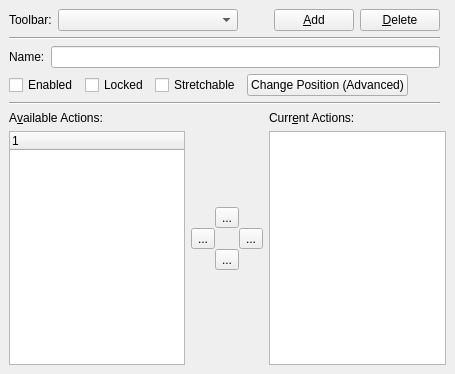
The window that src/options/opt_lookfeel_toolbars.ui (mblsha/psi) describes before a commit, drawn with Qt 5.
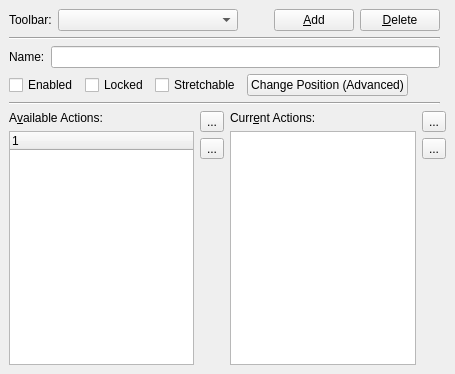
The same window after the commit. Custom widgets are drawn as their Qt base class.

Commit message: Make more room in the toolbar dialog.

Patch:
```diff
--- a/src/options/opt_lookfeel_toolbars.ui
+++ b/src/options/opt_lookfeel_toolbars.ui
@@ -68,6 +68,7 @@
        </item>
       </layout>
      </item>
+	 
      <item>
       <layout class="QVBoxLayout" >
        <property name="margin" >
@@ -77,182 +78,40 @@
         <number>6</number>
        </property>
        <item>
-        <spacer>
-         <property name="orientation" >
-          <enum>Qt::Vertical</enum>
+        <widget class="IconToolButton" name="tb_right" >
+         <property name="sizePolicy" >
+          <sizepolicy>
+           <hsizetype>4</hsizetype>
+           <vsizetype>1</vsizetype>
+           <horstretch>0</horstretch>
+           <verstretch>0</verstretch>
+          </sizepolicy>
          </property>
-         <property name="sizeType" >
-          <enum>QSizePolicy::Expanding</enum>
+         <property name="text" >
+          <string>...</string>
          </property>
-         <property name="sizeHint" >
-          <size>
-           <width>20</width>
-           <height>40</height>
-          </size>
+         <property name="psiIconName" stdset="0" >
+          <string>psi/arrowRight</string>
          </property>
-        </spacer>
+        </widget>
        </item>
        <item>
-        <layout class="QGridLayout" >
-         <property name="margin" >
-          <number>0</number>
+        <widget class="IconToolButton" name="tb_left" >
+         <property name="sizePolicy" >
+          <sizepolicy>
+           <hsizetype>4</hsizetype>
+           <vsizetype>1</vsizetype>
+           <horstretch>0</horstretch>
+           <verstretch>0</verstretch>
+          </sizepolicy>
          </property>
-         <property name="spacing" >
-          <number>0</number>
+         <property name="text" >
+          <string>...</string>
          </property>
-         <item row="2" column="0" >
-          <spacer>
-           <property name="orientation" >
-            <enum>Qt::Horizontal</enum>
-           </property>
-           <property name="sizeType" >
-            <enum>QSizePolicy::Maximum</enum>
-           </property>
-           <property name="sizeHint" >
-            <size>
-             <width>20</width>
-             <height>20</height>
-            </size>
-           </property>
-          </spacer>
-         </item>
-         <item row="0" column="1" >
-          <widget class="IconToolButton" name="tb_up" >
-           <property name="sizePolicy" >
-            <sizepolicy>
-             <hsizetype>4</hsizetype>
-             <vsizetype>1</vsizetype>
-             <horstretch>0</horstretch>
-             <verstretch>0</verstretch>
-            </sizepolicy>
-           </property>
-           <property name="text" >
-            <string>...</string>
-           </property>
-           <property name="psiIconName" stdset="0" >
-            <string>psi/arrowUp</string>
-           </property>
-          </widget>
-         </item>
-         <item row="1" column="1" >
-          <spacer>
-           <property name="orientation" >
-            <enum>Qt::Horizontal</enum>
-           </property>
-           <property name="sizeType" >
-            <enum>QSizePolicy::Maximum</enum>
-           </property>
-           <property name="sizeHint" >
-            <size>
-             <width>20</width>
-             <height>20</height>
-            </size>
-           </property>
-          </spacer>
-         </item>
-         <item row="1" column="0" >
-          <widget class="IconToolButton" name="tb_left" >
-           <property name="sizePolicy" >
-            <sizepolicy>
-             <hsizetype>4</hsizetype>
-             <vsizetype>1</vsizetype>
-             <horstretch>0</horstretch>
-             <verstretch>0</verstretch>
-            </sizepolicy>
-           </property>
-           <property name="text" >
-            <string>...</string>
-           </property>
-           <property name="psiIconName" stdset="0" >
-            <string>psi/arrowLeft</string>
-           </property>
-          </widget>
-         </item>
-         <item row="0" column="2" >
-          <spacer>
-           <property name="orientation" >
-            <enum>Qt::Horizontal</enum>
-           </property>
-           <property name="sizeType" >
-            <enum>QSizePolicy::Maximum</enum>
-           </property>
-           <property name="sizeHint" >
-            <size>
-             <width>20</width>
-             <height>20</height>
-            </size>
-           </property>
-          </spacer>
-         </item>
-         <item row="0" column="0" >
-          <spacer>
-           <property name="orientation" >
-            <enum>Qt::Horizontal</enum>
-           </property>
-           <property name="sizeType" >
-            <enum>QSizePolicy::Maximum</enum>
-           </property>
-           <property name="sizeHint" >
-            <size>
-             <width>20</width>
-             <height>20</height>
-            </size>
-           </property>
-          </spacer>
-         </item>
-         <item row="2" column="2" >
-          <spacer>
-           <property name="orientation" >
-            <enum>Qt::Horizontal</enum>
-           </property>
-           <property name="sizeType" >
-            <enum>QSizePolicy::Maximum</enum>
-           </property>
-           <property name="sizeHint" >
-            <size>
-             <width>20</width>
-             <height>20</height>
-            </size>
-           </property>
-          </spacer>
-         </item>
-         <item row="2" column="1" >
-          <widget class="IconToolButton" name="tb_down" >
-           <property name="sizePolicy" >
-            <sizepolicy>
-             <hsizetype>4</hsizetype>
-             <vsizetype>1</vsizetype>
-             <horstretch>0</horstretch>
-             <verstretch>0</verstretch>
-            </sizepolicy>
-           </property>
-           <property name="text" >
-            <string>...</string>
-           </property>
-           <property name="psiIconName" stdset="0" >
-            <string>psi/arrowDown</string>
-           </property>
-          </widget>
-         </item>
-         <item row="1" column="2" >
-          <widget class="IconToolButton" name="tb_right" >
-           <property name="sizePolicy" >
-            <sizepolicy>
-             <hsizetype>4</hsizetype>
-             <vsizetype>1</vsizetype>
-             <horstretch>0</horstretch>
-             <verstretch>0</verstretch>
-            </sizepolicy>
-           </property>
-           <property name="text" >
-            <string>...</string>
-           </property>
-           <property name="psiIconName" stdset="0" >
-            <string>psi/arrowRight</string>
-           </property>
-          </widget>
-         </item>
-        </layout>
+         <property name="psiIconName" stdset="0" >
+          <string>psi/arrowLeft</string>
+         </property>
+        </widget>
        </item>
        <item>
         <spacer>
@@ -272,6 +131,7 @@
        </item>
       </layout>
      </item>
+
      <item>
       <layout class="QVBoxLayout" >
        <property name="margin" >
@@ -302,6 +162,69 @@
        </item>
       </layout>
      </item>
+	 
+     <item>
+      <layout class="QVBoxLayout" >
+       <property name="margin" >
+        <number>0</number>
+       </property>
+       <property name="spacing" >
+        <number>6</number>
+       </property>
+       <item>
+        <widget class="IconToolButton" name="tb_up" >
+         <property name="sizePolicy" >
+          <sizepolicy>
+           <hsizetype>4</hsizetype>
+           <vsizetype>1</vsizetype>
+           <horstretch>0</horstretch>
+           <verstretch>0</verstretch>
+          </sizepolicy>
+         </property>
+         <property name="text" >
+          <string>...</string>
+         </property>
+         <property name="psiIconName" stdset="0" >
+          <string>psi/arrowUp</string>
+         </property>
+        </widget>
+       </item>
+       <item>
+        <widget class="IconToolButton" name="tb_down" >
+         <property name="sizePolicy" >
+          <sizepolicy>
+           <hsizetype>4</hsizetype>
+           <vsizetype>1</vsizetype>
+           <horstretch>0</horstretch>
+           <verstretch>0</verstretch>
+          </sizepolicy>
+         </property>
+         <property name="text" >
+          <string>...</string>
+         </property>
+         <property name="psiIconName" stdset="0" >
+          <string>psi/arrowDown</string>
+         </property>
+        </widget>
+       </item>
+       <item>
+        <spacer>
+         <property name="orientation" >
+          <enum>Qt::Vertical</enum>
+         </property>
+         <property name="sizeType" >
+          <enum>QSizePolicy::Expanding</enum>
+         </property>
+         <property name="sizeHint" >
+          <size>
+           <width>20</width>
+           <height>40</height>
+          </size>
+         </property>
+        </spacer>
+       </item>
+      </layout>
+     </item>
     </layout>
    </item>
    <item row="3" column="0" >
```
